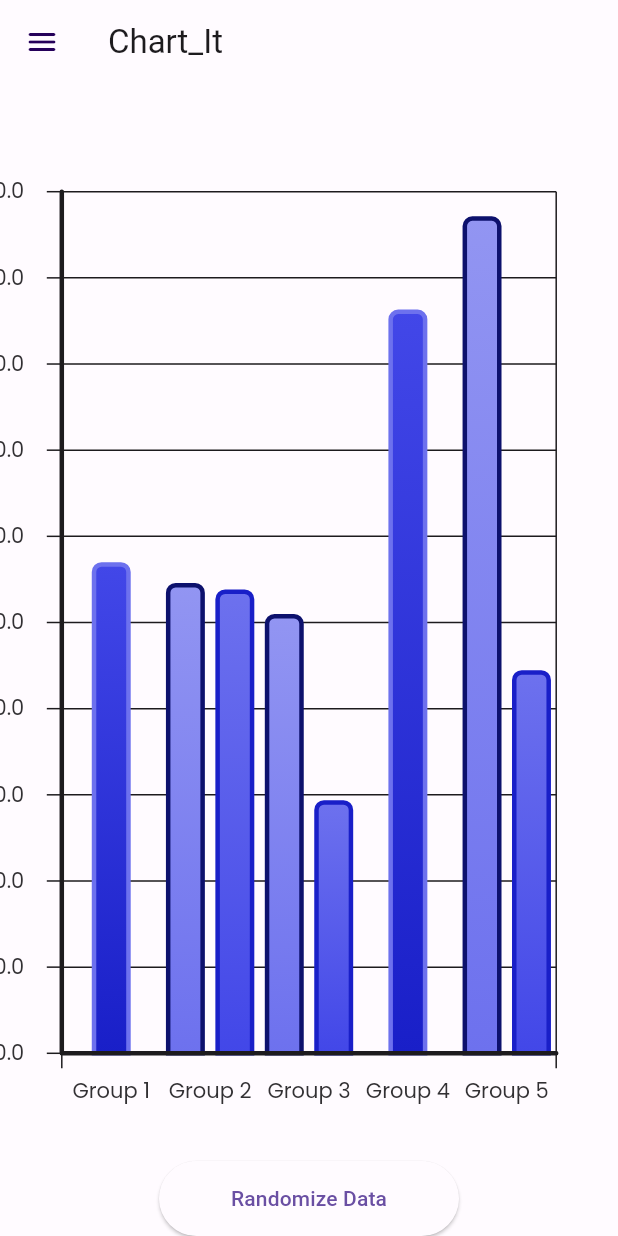
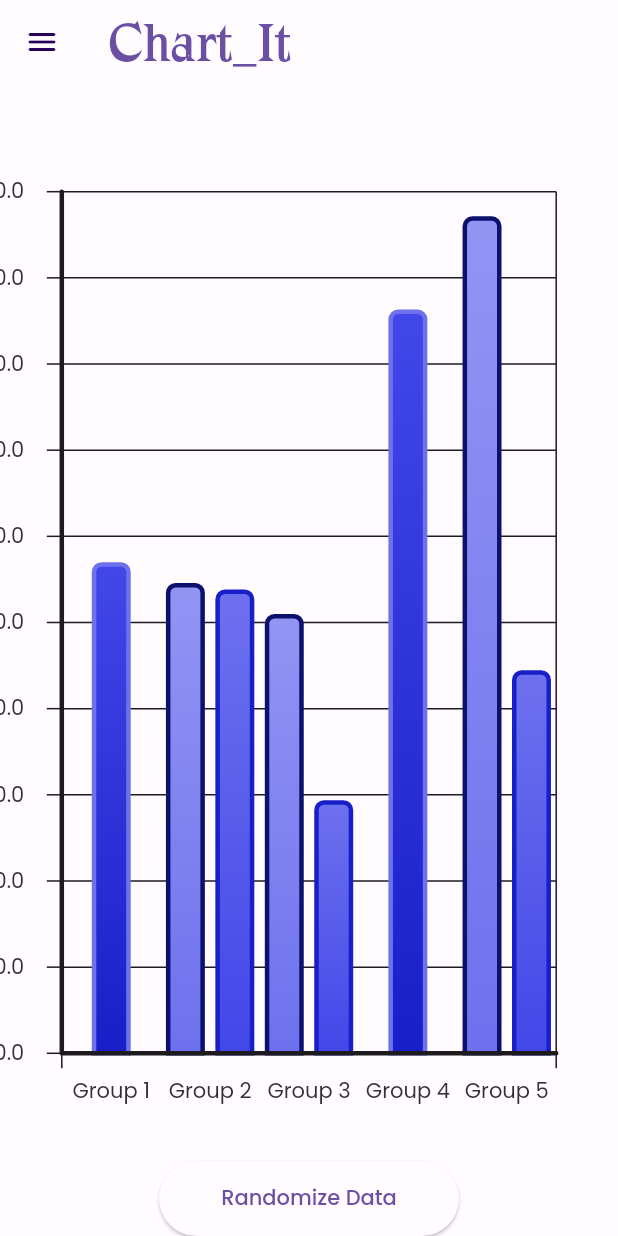
Before and after one commit to wednesday-solutions/chart_it, a Flutter app: the screen it shows after launch, on a phone screen of 412 x 824 dp. Run offline on Flutter 3.47's test engine with Material 2 defaults, Android fonts, the phone set to English and light mode, and no system bars; our stand-ins replace equatable, google_fonts, responsive_sizer, sidebarx, universal_platform; missing offline and left inert: flutter_displaymode.

Commit message:
Added Custom Font for Title Texts

```diff
--- a/example/lib/screens/navigation/multi_platform_content.dart
+++ b/example/lib/screens/navigation/multi_platform_content.dart
@@ -20,6 +20,14 @@ class _MultiPlatformContentState extends State<MultiPlatformContent> {
     extended: CurrentDevice.isMobile ? true : false,
     selectedIndex: 0,
   );
+
+  // final Shader titleGradient = const LinearGradient(
+  //   colors: <Color>[
+  //     Color(0xFF3B1D71),
+  //     Color(0xFFE39F56),
+  //   ],
+  // ).createShader(const Rect.fromLTWH(0.0, 0.0, 200.0, 70.0));
+
   late List<SidebarXItem> _sidebarItems;
 
   @override
@@ -46,7 +54,18 @@ class _MultiPlatformContentState extends State<MultiPlatformContent> {
       key: _key,
       appBar: CurrentDevice.isMobile
           ? AppBar(
-              title: const Text('Chart_It'),
+              title: Padding(
+                padding: EdgeInsets.only(top: 10.px),
+                child: Text(
+                  'Chart_It',
+                  style: TextStyle(
+                    color: colorScheme.primary,
+                    // foreground: Paint()..shader = titleGradient,
+                    fontFamily: 'Zangezi',
+                    fontSize: 24.sp,
+                  ),
+                ),
+              ),
               leading: IconButton(
                 icon: Icon(
                   Icons.menu_rounded,
@@ -103,7 +122,7 @@ class _MultiPlatformContentState extends State<MultiPlatformContent> {
   SidebarXTheme _drawerBarTheme(BuildContext context) {
     var colors = Theme.of(context).colorScheme;
     return SidebarXTheme(
-      width: 200,
+      width: 250.px,
       margin: const EdgeInsets.only(right: 10),
       decoration: BoxDecoration(
         color: colors.secondaryContainer,
@@ -119,9 +138,14 @@ class _MultiPlatformContentState extends State<MultiPlatformContent> {
         size: 20.px,
       ),
       // Selected Item Styling
-      selectedItemMargin:
-          EdgeInsets.symmetric(horizontal: 10.px, vertical: 10.px),
-      selectedTextStyle: TextStyle(color: colors.onTertiaryContainer),
+      selectedItemMargin: EdgeInsets.symmetric(
+        horizontal: 10.px,
+        vertical: 10.px,
+      ),
+      selectedTextStyle: TextStyle(
+        color: colors.onTertiaryContainer,
+        fontWeight: FontWeight.bold,
+      ),
       selectedItemTextPadding: EdgeInsets.symmetric(horizontal: 20.px),
       selectedIconTheme: IconThemeData(
         color: colors.onTertiaryContainer,
@@ -147,8 +171,10 @@ class _MultiPlatformContentState extends State<MultiPlatformContent> {
         size: 20.px,
       ),
       // Selected Item Styling
-      selectedItemMargin:
-          EdgeInsets.symmetric(vertical: 5.px, horizontal: 5.px),
+      selectedItemMargin: EdgeInsets.symmetric(
+        vertical: 5.px,
+        horizontal: 5.px,
+      ),
       selectedTextStyle: TextStyle(color: colors.onTertiaryContainer),
       selectedItemDecoration: BoxDecoration(
         color: colors.tertiaryContainer,
--- a/example/lib/showcase.dart
+++ b/example/lib/showcase.dart
@@ -2,6 +2,7 @@ import 'package:example/screens/navigation/multi_platform_content.dart';
 import 'package:example/themes/dark_theme.dart';
 import 'package:example/themes/light_theme.dart';
 import 'package:flutter/material.dart';
+import 'package:google_fonts/google_fonts.dart';
 import 'package:responsive_sizer/responsive_sizer.dart';
 
 class ShowcaseApp extends StatefulWidget {
@@ -25,16 +26,16 @@ class _ShowcaseAppState extends State<ShowcaseApp> {
           theme: ThemeData(
             useMaterial3: true,
             colorScheme: lightTheme,
-            // textTheme: GoogleFonts.poppinsTextTheme(
-            //   Theme.of(context).textTheme,
-            // ),
+            textTheme: GoogleFonts.poppinsTextTheme(
+              Theme.of(context).textTheme,
+            ),
           ),
           darkTheme: ThemeData(
             useMaterial3: true,
             colorScheme: darkTheme,
-            // textTheme: GoogleFonts.poppinsTextTheme(
-            //   Theme.of(context).textTheme,
-            // ),
+            textTheme: GoogleFonts.poppinsTextTheme(
+              Theme.of(context).textTheme,
+            ),
           ),
           home: const MultiPlatformContent(),
         );
--- a/example/pubspec.yaml
+++ b/example/pubspec.yaml
@@ -16,7 +16,6 @@ dependencies:
   universal_platform: ^1.0.0+1
   responsive_sizer: ^3.1.1
   sidebarx: ^0.15.0
-  salomon_bottom_bar: ^3.3.1
   flutter_displaymode:
 
 dev_dependencies:
@@ -27,3 +26,8 @@ dev_dependencies:
 
 flutter:
   uses-material-design: true
+  fonts:
+    - family: Zangezi
+      fonts:
+        - asset: fonts/zangezi_regular.otf
+          weight: 700
```
Also changed, not shown: example/fonts/zangezi_regular.otf (added), example/pubspec.lock.
